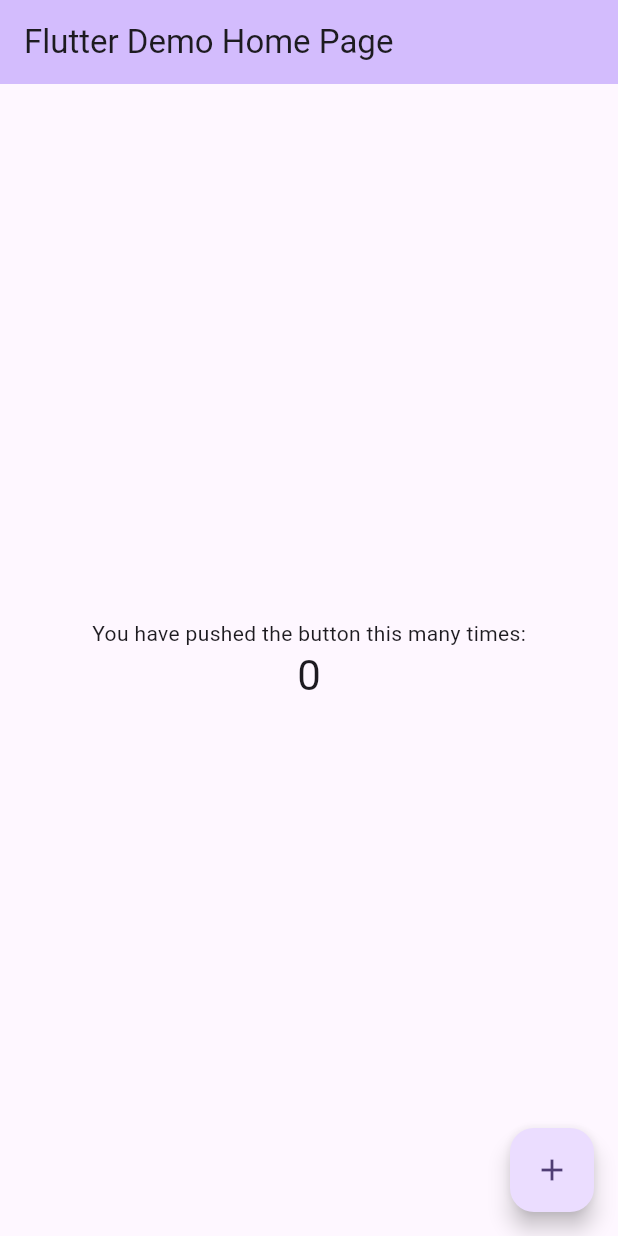
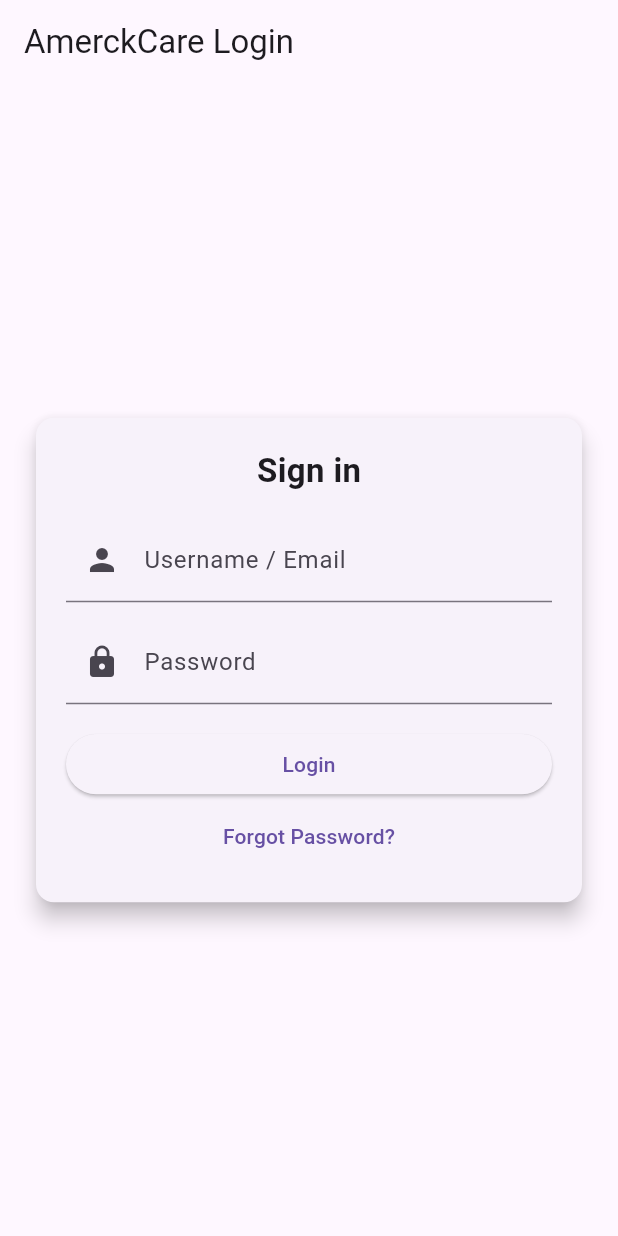
Before and after one commit to JananaDanithra22/amerckcare_app-login, a Flutter app: the screen it shows after launch, on a phone screen of 412 x 824 dp. Run offline on Flutter 3.47's test engine with Material 3 defaults, Android fonts, the light colour scheme and no system bars.

Commit message:
login flow

```diff
--- a/amerckcare_app/lib/main.dart
+++ b/amerckcare_app/lib/main.dart
@@ -1,122 +1,27 @@
 import 'package:flutter/material.dart';
+import 'package:provider/provider.dart';
+import 'providers/authprovider.dart';
+import 'screens/loginscreen.dart';
+import 'screens/homescreen.dart';
 
 void main() {
-  runApp(const MyApp());
+  runApp(
+    ChangeNotifierProvider(create: (_) => AuthProvider(), child: const MyApp()),
+  );
 }
 
 class MyApp extends StatelessWidget {
   const MyApp({super.key});
-
-  // This widget is the root of your application.
   @override
   Widget build(BuildContext context) {
     return MaterialApp(
-      title: 'Flutter Demo',
-      theme: ThemeData(
-        // This is the theme of your application.
-        //
-        // TRY THIS: Try running your application with "flutter run". You'll see
-        // the application has a purple toolbar. Then, without quitting the app,
-        // try changing the seedColor in the colorScheme below to Colors.green
-        // and then invoke "hot reload" (save your changes or press the "hot
-        // reload" button in a Flutter-supported IDE, or press "r" if you used
-        // the command line to start the app).
-        //
-        // Notice that the counter didn't reset back to zero; the application
-        // state is not lost during the reload. To reset the state, use hot
-        // restart instead.
-        //
-        // This works for code too, not just values: Most code changes can be
-        // tested with just a hot reload.
-        colorScheme: ColorScheme.fromSeed(seedColor: Colors.deepPurple),
-      ),
-      home: const MyHomePage(title: 'Flutter Demo Home Page'),
+      title: 'AmerckCare Login',
+      theme: ThemeData(primarySwatch: Colors.blue),
+      initialRoute: '/',
+      routes: {
+        '/': (context) => const LoginScreen(),
+        '/home': (context) => const HomeScreen(),
+      },
     );
   }
 }
-
-class MyHomePage extends StatefulWidget {
-  const MyHomePage({super.key, required this.title});
-
-  // This widget is the home page of your application. It is stateful, meaning
-  // that it has a State object (defined below) that contains fields that affect
-  // how it looks.
-
-  // This class is the configuration for the state. It holds the values (in this
-  // case the title) provided by the parent (in this case the App widget) and
-  // used by the build method of the State. Fields in a Widget subclass are
-  // always marked "final".
-
-  final String title;
-
-  @override
-  State<MyHomePage> createState() => _MyHomePageState();
-}
-
-class _MyHomePageState extends State<MyHomePage> {
-  int _counter = 0;
-
-  void _incrementCounter() {
-    setState(() {
-      // This call to setState tells the Flutter framework that something has
-      // changed in this State, which causes it to rerun the build method below
-      // so that the display can reflect the updated values. If we changed
-      // _counter without calling setState(), then the build method would not be
-      // called again, and so nothing would appear to happen.
-      _counter++;
-    });
-  }
-
-  @override
-  Widget build(BuildContext context) {
-    // This method is rerun every time setState is called, for instance as done
-    // by the _incrementCounter method above.
-    //
-    // The Flutter framework has been optimized to make rerunning build methods
-    // fast, so that you can just rebuild anything that needs updating rather
-    // than having to individually change instances of widgets.
-    return Scaffold(
-      appBar: AppBar(
-        // TRY THIS: Try changing the color here to a specific color (to
-        // Colors.amber, perhaps?) and trigger a hot reload to see the AppBar
-        // change color while the other colors stay the same.
-        backgroundColor: Theme.of(context).colorScheme.inversePrimary,
-        // Here we take the value from the MyHomePage object that was created by
-        // the App.build method, and use it to set our appbar title.
-        title: Text(widget.title),
-      ),
-      body: Center(
-        // Center is a layout widget. It takes a single child and positions it
-        // in the middle of the parent.
-        child: Column(
-          // Column is also a layout widget. It takes a list of children and
-          // arranges them vertically. By default, it sizes itself to fit its
-          // children horizontally, and tries to be as tall as its parent.
-          //
-          // Column has various properties to control how it sizes itself and
-          // how it positions its children. Here we use mainAxisAlignment to
-          // center the children vertically; the main axis here is the vertical
-          // axis because Columns are vertical (the cross axis would be
-          // horizontal).
-          //
-          // TRY THIS: Invoke "debug painting" (choose the "Toggle Debug Paint"
-          // action in the IDE, or press "p" in the console), to see the
-          // wireframe for each widget.
-          mainAxisAlignment: MainAxisAlignment.center,
-          children: <Widget>[
-            const Text('You have pushed the button this many times:'),
-            Text(
-              '$_counter',
-              style: Theme.of(context).textTheme.headlineMedium,
-            ),
-          ],
-        ),
-      ),
-      floatingActionButton: FloatingActionButton(
-        onPressed: _incrementCounter,
-        tooltip: 'Increment',
-        child: const Icon(Icons.add),
-      ), // This trailing comma makes auto-formatting nicer for build methods.
-    );
-  }
-}
--- /dev/null
+++ b/amerckcare_app/lib/providers/authprovider.dart
@@ -0,0 +1,43 @@
+import 'package:flutter/material.dart';
+
+class AuthProvider with ChangeNotifier {
+  bool _isAuthenticated = false;
+  bool get isAuthenticated => _isAuthenticated;
+
+  bool _isLoading = false;
+  bool get isLoading => _isLoading;
+
+  String? _errorMessage;
+  String? get errorMessage => _errorMessage;
+
+  /// Simulated SSO login - replace with real SSO/OAuth call later.
+  Future<void> login(String username, String password) async {
+    _isLoading = true;
+    _errorMessage = null;
+    notifyListeners();
+
+    try {
+      // Simulate network delay / SSO handshake
+      await Future.delayed(const Duration(seconds: 2));
+
+      // Temporary local validation - for testing
+      if (username == 'user@amerck.com' && password == 'password123') {
+        _isAuthenticated = true;
+      } else {
+        _isAuthenticated = false;
+        _errorMessage = 'Invalid username or password';
+      }
+    } catch (e) {
+      _errorMessage = 'Login failed. Try again.';
+      _isAuthenticated = false;
+    } finally {
+      _isLoading = false;
+      notifyListeners();
+    }
+  }
+
+  void logout() {
+    _isAuthenticated = false;
+    notifyListeners();
+  }
+}
--- /dev/null
+++ b/amerckcare_app/lib/screens/loginscreen.dart
@@ -0,0 +1,148 @@
+import 'package:flutter/material.dart';
+import 'package:provider/provider.dart';
+import '../providers/authprovider.dart';
+
+class LoginScreen extends StatefulWidget {
+  const LoginScreen({Key? key}) : super(key: key);
+  @override
+  State<LoginScreen> createState() => _LoginScreenState();
+}
+
+class _LoginScreenState extends State<LoginScreen> {
+  final _formKey = GlobalKey<FormState>();
+  final _usernameCtrl = TextEditingController();
+  final _passwordCtrl = TextEditingController();
+
+  @override
+  void dispose() {
+    _usernameCtrl.dispose();
+    _passwordCtrl.dispose();
+    super.dispose();
+  }
+
+  void _submit() async {
+    final auth = Provider.of<AuthProvider>(context, listen: false);
+    if (!_formKey.currentState!.validate()) return;
+
+    await auth.login(_usernameCtrl.text.trim(), _passwordCtrl.text);
+    if (auth.isAuthenticated) {
+      // Redirect to protected home page
+      if (!mounted) return;
+      Navigator.pushReplacementNamed(context, '/home');
+    }
+    // if auth.errorMessage is set, UI will update via provider listener
+  }
+
+  @override
+  Widget build(BuildContext context) {
+    final auth = Provider.of<AuthProvider>(context);
+
+    // if already logged in (rare), redirect
+    if (auth.isAuthenticated) {
+      WidgetsBinding.instance.addPostFrameCallback((_) {
+        Navigator.pushReplacementNamed(context, '/home');
+      });
+    }
+
+    return Scaffold(
+      appBar: AppBar(title: const Text('AmerckCare Login')),
+      body: Center(
+        child: SingleChildScrollView(
+          padding: const EdgeInsets.symmetric(horizontal: 20.0),
+          child: Card(
+            elevation: 6,
+            shape: RoundedRectangleBorder(
+              borderRadius: BorderRadius.circular(12),
+            ),
+            child: Padding(
+              padding: const EdgeInsets.all(20.0),
+              child: Form(
+                key: _formKey,
+                child: Column(
+                  mainAxisSize: MainAxisSize.min,
+                  children: [
+                    const Text(
+                      'Sign in',
+                      style: TextStyle(
+                        fontSize: 22,
+                        fontWeight: FontWeight.bold,
+                      ),
+                    ),
+                    const SizedBox(height: 16),
+                    TextFormField(
+                      controller: _usernameCtrl,
+                      keyboardType: TextInputType.emailAddress,
+                      decoration: const InputDecoration(
+                        labelText: 'Username / Email',
+                        prefixIcon: Icon(Icons.person),
+                      ),
+                      validator: (v) {
+                        if (v == null || v.trim().isEmpty)
+                          return 'Please enter username or email';
+                        if (!v.contains('@')) return 'Enter a valid email';
+                        return null;
+                      },
+                    ),
+                    const SizedBox(height: 12),
+                    TextFormField(
+                      controller: _passwordCtrl,
+                      obscureText: true,
+                      decoration: const InputDecoration(
+                        labelText: 'Password',
+                        prefixIcon: Icon(Icons.lock),
+                      ),
+                      validator:
+                          (v) =>
+                              (v == null || v.isEmpty)
+                                  ? 'Please enter password'
+                                  : null,
+                    ),
+                    const SizedBox(height: 16),
+                    if (auth.errorMessage != null)
+                      Padding(
+                        padding: const EdgeInsets.only(bottom: 8.0),
+                        child: Text(
+                          auth.errorMessage!,
+                          style: const TextStyle(color: Colors.red),
+                        ),
+                      ),
+                    SizedBox(
+                      width: double.infinity,
+                      child: ElevatedButton(
+                        onPressed: auth.isLoading ? null : _submit,
+                        child:
+                            auth.isLoading
+                                ? const SizedBox(
+                                  height: 18,
+                                  width: 18,
+                                  child: CircularProgressIndicator(
+                                    strokeWidth: 2,
+                                    color: Colors.white,
+                                  ),
+                                )
+                                : const Text('Login'),
+                      ),
+                    ),
+                    TextButton(
+                      onPressed: () {
+                        // Placeholder: forgot password flow
+                        ScaffoldMessenger.of(context).showSnackBar(
+                          const SnackBar(
+                            content: Text(
+                              'Forgot password flow not implemented.',
+                            ),
+                          ),
+                        );
+                      },
+                      child: const Text('Forgot Password?'),
+                    ),
+                  ],
+                ),
+              ),
+            ),
+          ),
+        ),
+      ),
+    );
+  }
+}
--- a/amerckcare_app/pubspec.yaml
+++ b/amerckcare_app/pubspec.yaml
@@ -14,6 +14,11 @@
   cupertino_icons: ^1.0.8
 
 
+
+  # New dependencies for SSO & secure storage
+  flutter_secure_storage: 9.2.4
+  flutter_appauth: ^2.1.0
+
 dev_dependencies:
   flutter_test:
     sdk: flutter
```
Also changed, not shown: amerckcare_app/lib/screens/homescreen.dart (added, +40 -0 lines), amerckcare_app/pubspec.lock, 5 other files.
